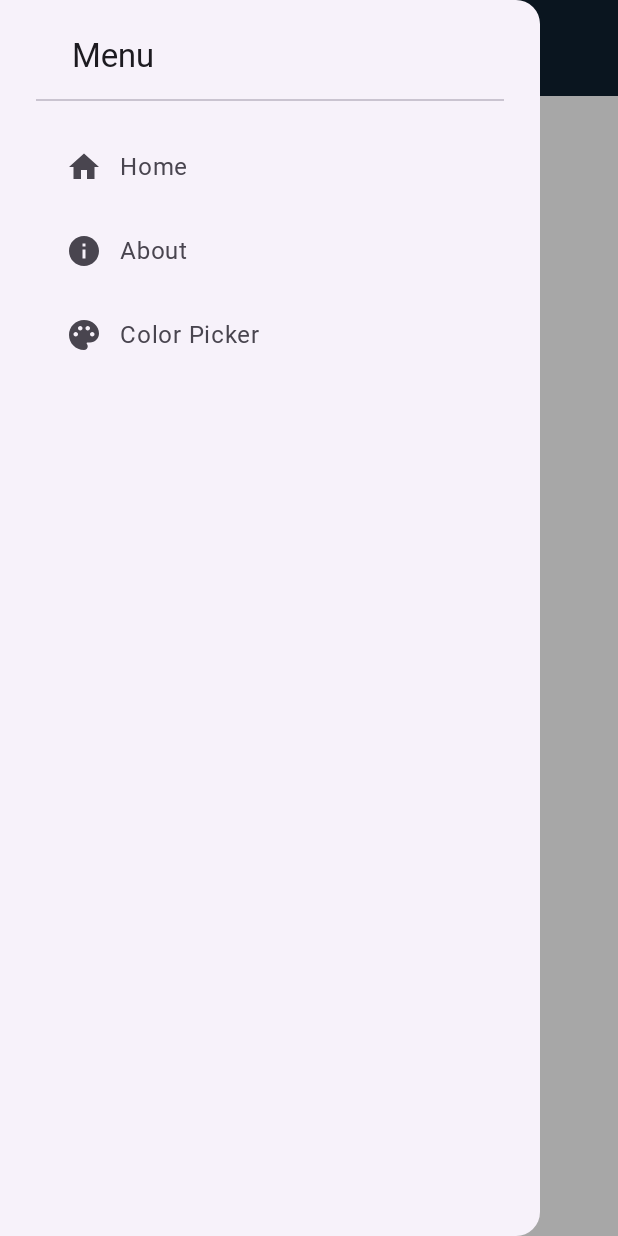
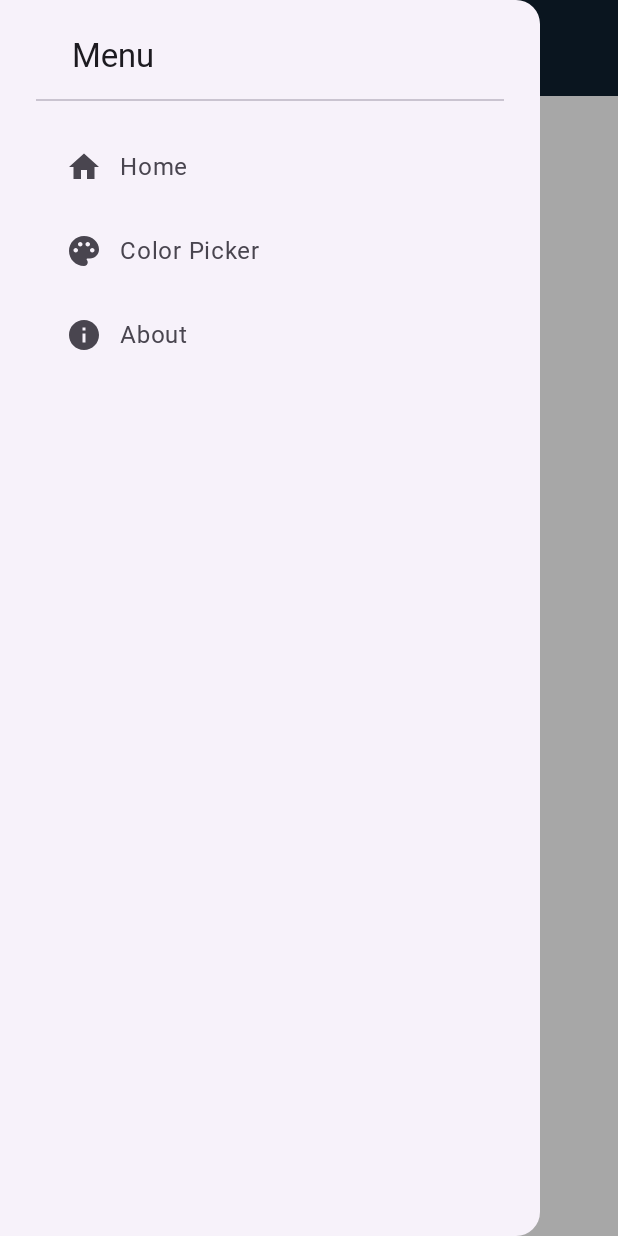
Before and after one commit to AlexisZhuber/Smart-Ble, an Android app built with Jetpack Compose: the screen it shows after launch (MainActivity), after a tap on "Menu Button", on a phone screen of 412 x 824 dp. Run offline under Robolectric (Android 15) with nearby library versions, the phone set to English and light mode, and no system bars; Roboto replaces fonts that are not available here.

Commit message:
Menu corrections

```diff
--- a/app/src/main/java/com/alexismoraportal/smartble/components/DrawerContent.kt
+++ b/app/src/main/java/com/alexismoraportal/smartble/components/DrawerContent.kt
@@ -44,7 +44,7 @@ fun DrawerContent(
             // List of menu items
             menuItems.forEach { item ->
                 NavigationDrawerItem(
-                    label = { Text(text = stringResource(id = item.title)) },
+                    label = { Text(text = stringResource(id = item.title), style = MaterialTheme.typography.bodyLarge) },
                     icon = {
                         Icon(
                             imageVector = item.icon,
--- a/app/src/main/java/com/alexismoraportal/smartble/components/LateralMenu.kt
+++ b/app/src/main/java/com/alexismoraportal/smartble/components/LateralMenu.kt
@@ -16,6 +16,7 @@ import kotlinx.coroutines.launch
  * @param onMenuItemClick Callback invoked when a menu item is clicked.
  * @param topBarTitle Optional title for the top bar. Defaults to the app name if not provided.
  * @param topBarImageRes Optional image resource to display as a logo in the top bar.
+ * @param enableGestures Determines whether swipe gestures are enabled for opening/closing the drawer.
  * @param content Composable content displayed in the main area of the screen.
  */
 @Composable
@@ -24,6 +25,7 @@ fun LateralMenu(
     onMenuItemClick: (MenuItem) -> Unit = {},
     topBarTitle: String? = null,
     topBarImageRes: Int? = null,
+    enableGestures: Boolean = true, // Change this parameter when needed
     content: @Composable (PaddingValues) -> Unit
 ) {
     // Create a drawer state to manage the drawer's open/closed status.
@@ -35,8 +37,9 @@ fun LateralMenu(
 
     ModalNavigationDrawer(
         drawerState = drawerState,
+        gesturesEnabled = enableGestures, // Pass the parameter here
         drawerContent = {
-            // Display the drawer content without the logout option.
+            // Display the drawer content without a logout option.
             DrawerContent(
                 menuItems = menuItems,
                 onMenuItemClick = { item ->
--- a/app/src/main/java/com/alexismoraportal/smartble/model/MenuItemsProvider.kt
+++ b/app/src/main/java/com/alexismoraportal/smartble/model/MenuItemsProvider.kt
@@ -21,16 +21,16 @@ object MenuItemsProvider {
             route = Screen.Home.route
         ),
         MenuItem(
+            id = "colorPicker",
+            title = R.string.menu_item_color_picker, // Reference to the string resource for "Color Picker"
+            icon = Icons.Filled.Palette,
+            route = Screen.ColorPicker.route
+        ),
+        MenuItem(
             id = "about",
             title = R.string.menu_item_about, // Reference to the string resource for "About"
             icon = Icons.Filled.Info,
             route = Screen.About.route
-        ),
-        MenuItem(
-            id = "colorPicker",
-            title = R.string.menu_item_color_picker, // Reference to the string resource for "Color Picker"
-            icon = Icons.Filled.Palette,
-            route = Screen.ColorPicker.route
         )
     )
 }
--- a/app/src/main/java/com/alexismoraportal/smartble/navigation/NavManager.kt
+++ b/app/src/main/java/com/alexismoraportal/smartble/navigation/NavManager.kt
@@ -19,7 +19,7 @@ import com.alexismoraportal.smartble.screen.HomeScreen
 
 /**
  * NavManager sets up the main navigation of the application.
- * It uses a [LateralMenu] for each screen, displaying a top bar and a drawer menu.
+ * It wraps each screen with a [LateralMenu] that provides a consistent top bar and drawer.
  * The start destination is set to [Screen.Home].
  */
 @Composable
@@ -51,6 +51,7 @@ fun NavManager() {
 /**
  * Adds a screen to the NavHost graph, wrapping it in a [LateralMenu].
  * This ensures a consistent top bar and navigation drawer across all screens.
+ * For the ColorPicker screen, drawer swipe gestures are disabled.
  *
  * @param screen The [Screen] object representing the route for this destination.
  * @param content The composable function that defines the screen's UI.
@@ -66,6 +67,8 @@ private fun NavGraphBuilder.addScreen(
             menuItems = MenuItemsProvider.menuItems,
             topBarTitle = stringResource(id = R.string.app_name),
             topBarImageRes = null,
+            // Enable gestures for Home and About, disable for ColorPicker
+            enableGestures = screen != Screen.ColorPicker,
             onMenuItemClick = { menuItem ->
                 navController.navigate(menuItem.route) {
                     popUpTo(Screen.Home.route)
```
